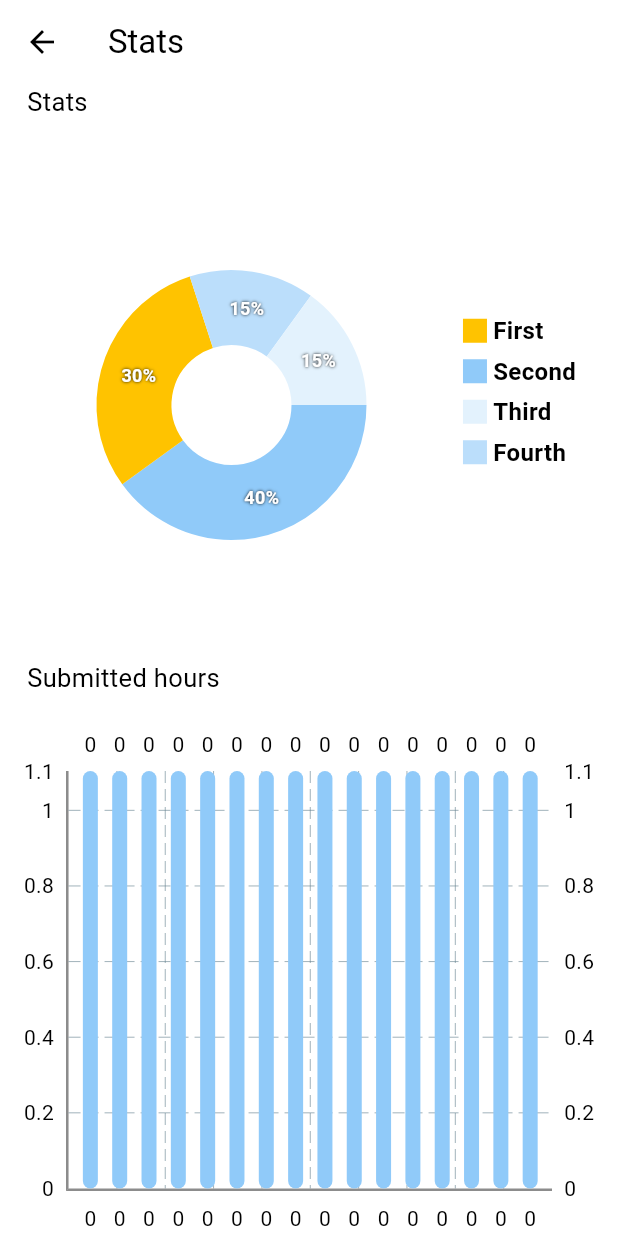
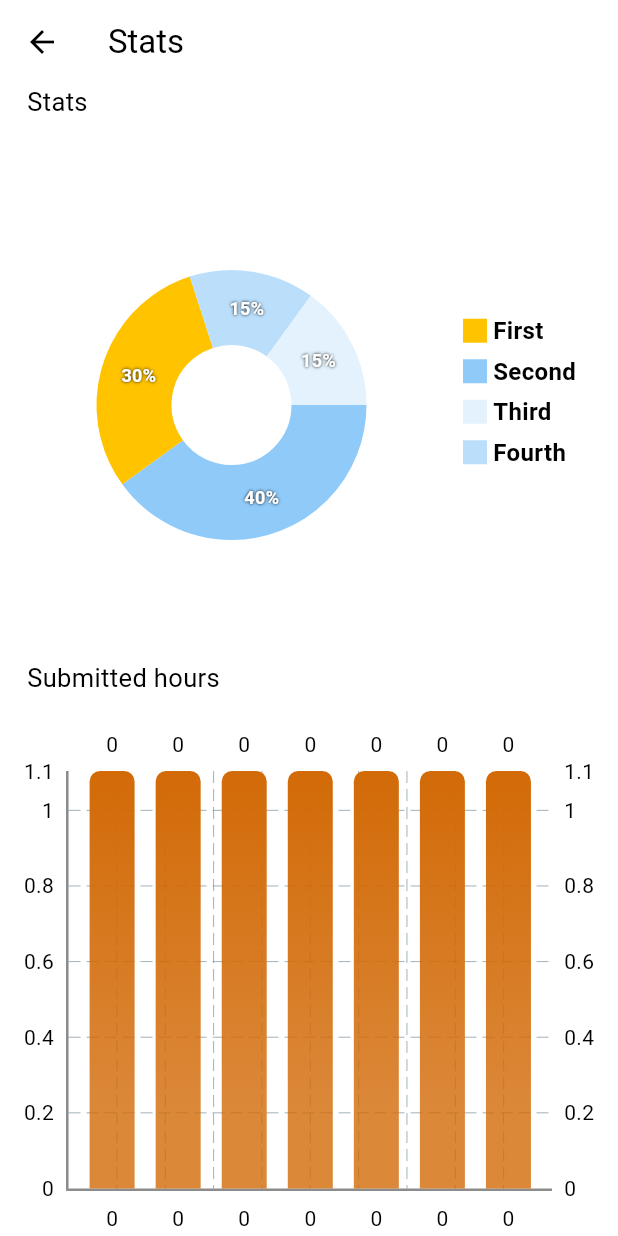
Before and after one commit to dxvid-pts/clock_in, a Flutter app: the StatsScreen screen opened directly, on a phone screen of 412 x 824 dp. Run offline on Flutter 3.47's test engine with Material 2 defaults, Android fonts, the phone set to English and light mode, and no system bars; drawn by our look-alikes of fl_chart; our stand-ins replace flutter_riverpod, flutter_svg, freezed_annotation, hive, syncfusion_flutter_datepicker; missing offline and left inert: commons_flutter, storage_engine, storage_engine_hive_adapter; accounts and stored records are empty.

Commit message:
improve stats design

```diff
--- a/frontend/lib/screens/stats_screen/stats_screen.dart
+++ b/frontend/lib/screens/stats_screen/stats_screen.dart
@@ -65,14 +65,26 @@ class SimpleBarChart extends StatelessWidget {
             ),
           ),
           barGroups: [
-            for (int i = 0; i < 16; i++)
+            for (int i = 0; i < 7; i++)
               BarChartGroupData(
                 x: 0,
                 barRods: [
                   BarChartRodData(
                     toY: math.Random().nextDouble() * 10,
-                    color: Colors.blue[200],
-                    width: 10,
+                    gradient: LinearGradient(
+                      colors: [
+                        Theme.of(context).primaryColor.withOpacity(0.8),
+                        Theme.of(context).primaryColor,
+                      ],
+                      begin: Alignment.bottomCenter,
+                      end: Alignment.topCenter,
+                      stops: const [0.2, 1],
+                    ),
+                    width: 30,
+                    borderRadius: const BorderRadius.only(
+                      topLeft: Radius.circular(7),
+                      topRight: Radius.circular(7),
+                    ),
                   ),
                 ],
               ),
```
